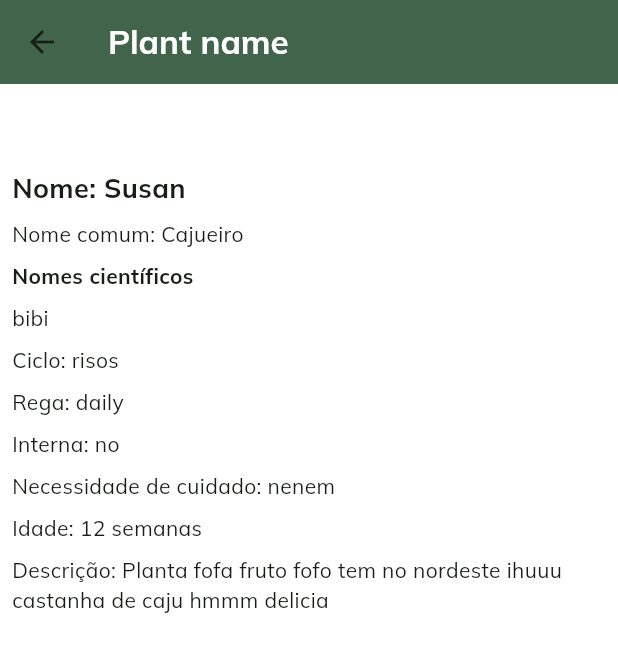
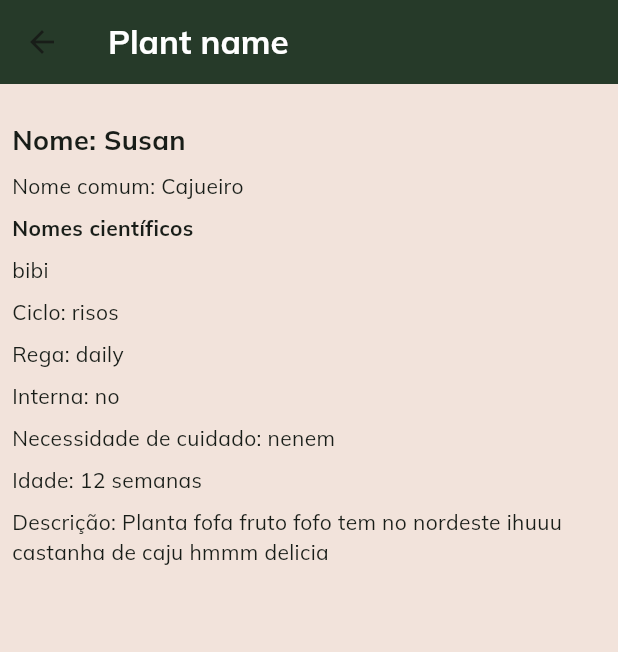
Before and after one commit to isarbela/plantasia-flutter, a Flutter app: the screen it shows after launch, after a tap on "Susan", on a phone screen of 412 x 824 dp. Shown: the top 652 px of the screen. Run offline on Flutter 3.47's test engine with Material 2 defaults, Android fonts, the phone set to English and light mode, and no system bars; our stand-ins replace image_picker.

Commit message:
Alteração para as cores padrão do aplicativo

```diff
--- a/plantasia/lib/modules/screens/plant_details.dart
+++ b/plantasia/lib/modules/screens/plant_details.dart
@@ -16,9 +16,9 @@ class _PlantDetailsState extends State<PlantDetails> {
   @override
   Widget build(BuildContext context) {
     return Scaffold(
-      backgroundColor: const Color.fromARGB(255, 255, 255, 255),
+      backgroundColor: const Color.fromARGB(255, 242, 227, 219),
       appBar: AppBar(
-        backgroundColor: const Color.fromARGB(255, 65, 100, 74),
+        backgroundColor: const Color.fromARGB(255, 38, 58, 41),
         title: Text(
           widget.title,
           style:
@@ -30,7 +30,7 @@ class _PlantDetailsState extends State<PlantDetails> {
         physics: const AlwaysScrollableScrollPhysics(),
         children: [
           const SizedBox(
-            height: 48,
+            height: 16,
           ),
           PlantInfo(plantData: widget.plantData)
         ],
```
